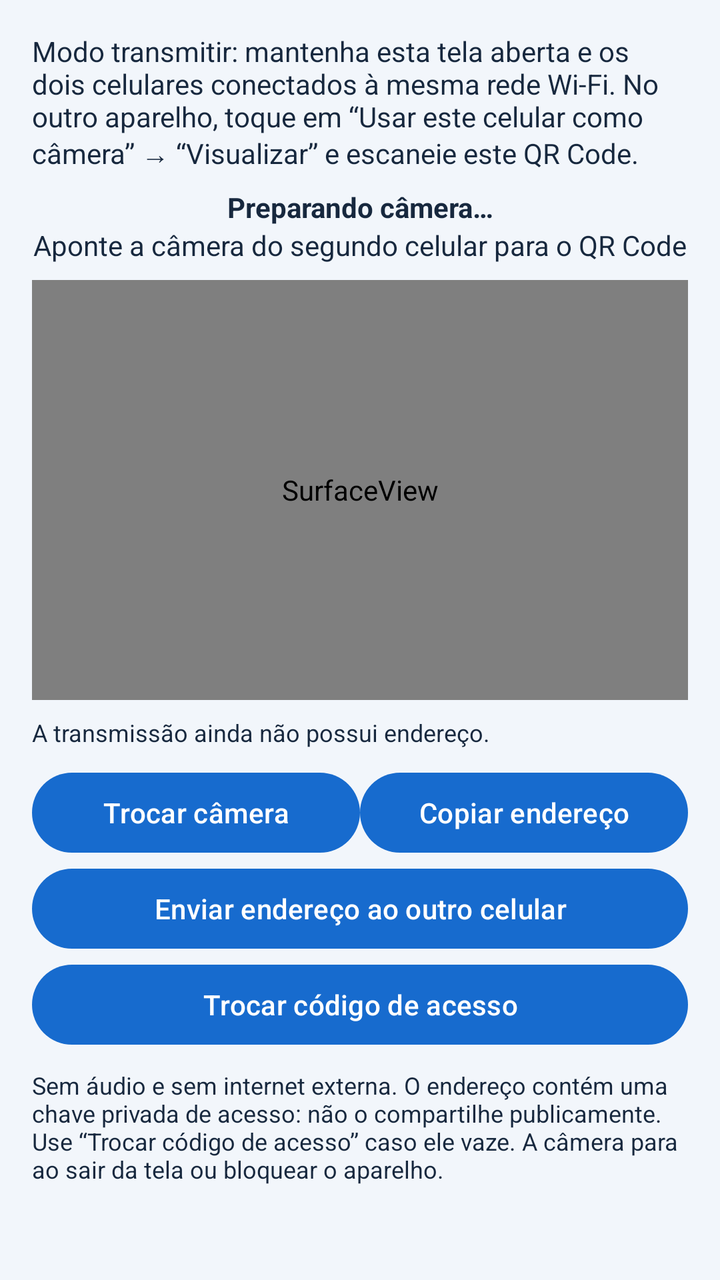
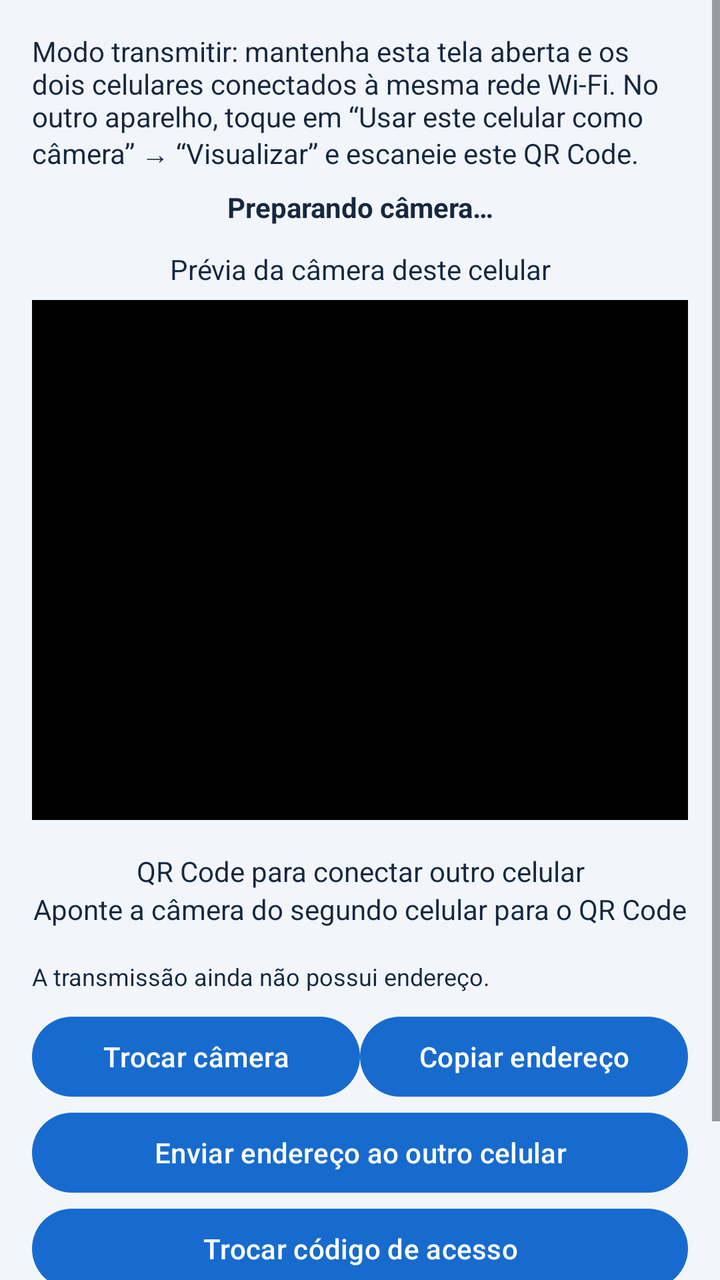

Before-and-after screenshots of an Android layout around one commit, followed by the original layout XML and the change that was made.
<!-- AndroidManifest.xml: application theme Theme.MinhaCamera -->
<!-- res/layout/activity_phone_camera.xml -->
<?xml version="1.0" encoding="utf-8"?>
<ScrollView xmlns:android="http://schemas.android.com/apk/res/android"
    android:layout_width="match_parent" android:layout_height="match_parent"
    android:background="@color/app_background" android:fillViewport="true">
    <LinearLayout android:layout_width="match_parent" android:layout_height="wrap_content"
        android:orientation="vertical" android:padding="16dp">
        <TextView android:layout_width="match_parent" android:layout_height="wrap_content"
            android:text="@string/phone_camera_instructions" android:textColor="@color/app_text"
            android:layout_marginBottom="8dp" />
        <TextView android:id="@+id/phoneStatus" android:layout_width="match_parent"
            android:layout_height="wrap_content" android:text="@string/phone_waiting"
            android:gravity="center" android:textStyle="bold" android:textColor="@color/app_text" />
        <ImageView android:id="@+id/phoneQrCode" android:layout_width="224dp"
            android:layout_height="224dp" android:layout_gravity="center_horizontal"
            android:layout_marginTop="8dp" android:layout_marginBottom="8dp"
            android:padding="8dp" android:background="#FFFFFF"
            android:scaleType="fitCenter" android:visibility="gone"
            android:contentDescription="@string/phone_qr_code_description" />
        <TextView android:layout_width="match_parent" android:layout_height="wrap_content"
            android:text="@string/phone_qr_hint" android:textColor="@color/app_text"
            android:gravity="center" android:layout_marginBottom="8dp" />
        <SurfaceView android:id="@+id/phonePreview" android:layout_width="match_parent"
            android:layout_height="210dp" android:background="#000000" />
        <TextView android:id="@+id/phoneAddress" android:layout_width="match_parent"
            android:layout_height="wrap_content" android:text="@string/phone_no_address"
            android:textIsSelectable="true" android:layout_marginTop="8dp"
            android:textSize="12sp" android:textColor="@color/app_text"
            android:breakStrategy="simple" />
        <LinearLayout android:layout_width="match_parent" android:layout_height="wrap_content"
            android:orientation="horizontal" android:layout_marginTop="8dp">
            <Button android:id="@+id/phoneSwitch" android:layout_width="0dp" android:layout_weight="1"
                android:layout_height="wrap_content" android:text="@string/phone_switch" />
            <Button android:id="@+id/phoneCopy" android:layout_width="0dp" android:layout_weight="1"
                android:layout_height="wrap_content" android:text="@string/phone_copy" />
        </LinearLayout>
        <Button android:id="@+id/phoneShare" android:layout_width="match_parent"
            android:layout_height="wrap_content" android:text="@string/phone_share" />
        <Button android:id="@+id/phoneRevoke" android:layout_width="match_parent"
            android:layout_height="wrap_content" android:text="@string/phone_revoke" />
        <TextView android:layout_width="match_parent" android:layout_height="wrap_content"
            android:layout_marginTop="8dp" android:text="@string/phone_security_notice"
            android:textColor="@color/app_text" android:textSize="12sp" />
    </LinearLayout>
</ScrollView>
<!-- resources referenced by this layout -->
<resources>
  <color name="app_background">#F2F6FB</color>
  <color name="app_text">#17283E</color>
  <string name="phone_camera_instructions">Modo transmitir: mantenha esta tela aberta e os dois celulares conectados à mesma rede Wi-Fi. No outro aparelho, toque em “Usar este celular como câmera” → “Visualizar” e escaneie este QR Code.</string>
  <string name="phone_copy">Copiar endereço</string>
  <string name="phone_no_address">A transmissão ainda não possui endereço.</string>
  <string name="phone_qr_code_description">QR Code para conectar outro celular a esta transmissão</string>
  <string name="phone_qr_hint">Aponte a câmera do segundo celular para o QR Code</string>
  <string name="phone_revoke">Trocar código de acesso</string>
  <string name="phone_security_notice">Sem áudio e sem internet externa. O endereço contém uma chave privada de acesso: não o compartilhe publicamente. Use “Trocar código de acesso” caso ele vaze. A câmera para ao sair da tela ou bloquear o aparelho.</string>
  <string name="phone_share">Enviar endereço ao outro celular</string>
  <string name="phone_switch">Trocar câmera</string>
  <string name="phone_waiting">Preparando câmera…</string>
  <style name="Theme.MinhaCamera" parent="Theme.Material3.DayNight">
    <item name="colorPrimary">@color/brand_primary</item><item name="colorOnPrimary">@color/brand_on_primary</item><item name="colorSecondary">@color/brand_secondary</item><item name="colorSurface">@color/app_surface</item><item name="colorOnSurface">@color/app_text</item><item name="android:colorBackground">@color/app_background</item><item name="android:windowBackground">@color/app_background</item><item name="android:statusBarColor">@color/brand_primary</item><item name="android:navigationBarColor">@color/app_background</item><item name="android:windowLightStatusBar">false</item>
   </style>
  <color name="brand_primary">#176BCE</color>
  <color name="brand_on_primary">#FFFFFF</color>
  <color name="brand_secondary">#007F8B</color>
  <color name="app_surface">#FFFFFF</color>
</resources>

<!-- the commit's change to res/layout/activity_phone_camera.xml (unified diff, before → after) -->
@@ -10,6 +10,17 @@
         <TextView android:id="@+id/phoneStatus" android:layout_width="match_parent"
             android:layout_height="wrap_content" android:text="@string/phone_waiting"
             android:gravity="center" android:textStyle="bold" android:textColor="@color/app_text" />
+        <TextView android:layout_width="match_parent" android:layout_height="wrap_content"
+            android:text="@string/phone_preview_label" android:textColor="@color/app_text"
+            android:gravity="center" android:layout_marginTop="12dp" android:layout_marginBottom="6dp" />
+        <FrameLayout android:layout_width="match_parent" android:layout_height="260dp"
+            android:background="#000000">
+            <TextureView android:id="@+id/phonePreview" android:layout_width="match_parent"
+                android:layout_height="match_parent" />
+        </FrameLayout>
+        <TextView android:layout_width="match_parent" android:layout_height="wrap_content"
+            android:text="@string/phone_pairing_label" android:textColor="@color/app_text"
+            android:gravity="center" android:layout_marginTop="16dp" />
         <ImageView android:id="@+id/phoneQrCode" android:layout_width="224dp"
             android:layout_height="224dp" android:layout_gravity="center_horizontal"
             android:layout_marginTop="8dp" android:layout_marginBottom="8dp"
@@ -19,8 +30,6 @@
         <TextView android:layout_width="match_parent" android:layout_height="wrap_content"
             android:text="@string/phone_qr_hint" android:textColor="@color/app_text"
             android:gravity="center" android:layout_marginBottom="8dp" />
-        <SurfaceView android:id="@+id/phonePreview" android:layout_width="match_parent"
-            android:layout_height="210dp" android:background="#000000" />
         <TextView android:id="@+id/phoneAddress" android:layout_width="match_parent"
             android:layout_height="wrap_content" android:text="@string/phone_no_address"
             android:textIsSelectable="true" android:layout_marginTop="8dp"
<!-- resource entries referenced after the edit -->
@@ -5,6 +5,8 @@
   <string name="phone_camera_instructions">Modo transmitir: mantenha esta tela aberta e os dois celulares conectados à mesma rede Wi-Fi. No outro aparelho, toque em “Usar este celular como câmera” → “Visualizar” e escaneie este QR Code.</string>
   <string name="phone_copy">Copiar endereço</string>
   <string name="phone_no_address">A transmissão ainda não possui endereço.</string>
+  <string name="phone_pairing_label">QR Code para conectar outro celular</string>
+  <string name="phone_preview_label">Prévia da câmera deste celular</string>
   <string name="phone_qr_code_description">QR Code para conectar outro celular a esta transmissão</string>
   <string name="phone_qr_hint">Aponte a câmera do segundo celular para o QR Code</string>
   <string name="phone_revoke">Trocar código de acesso</string>
